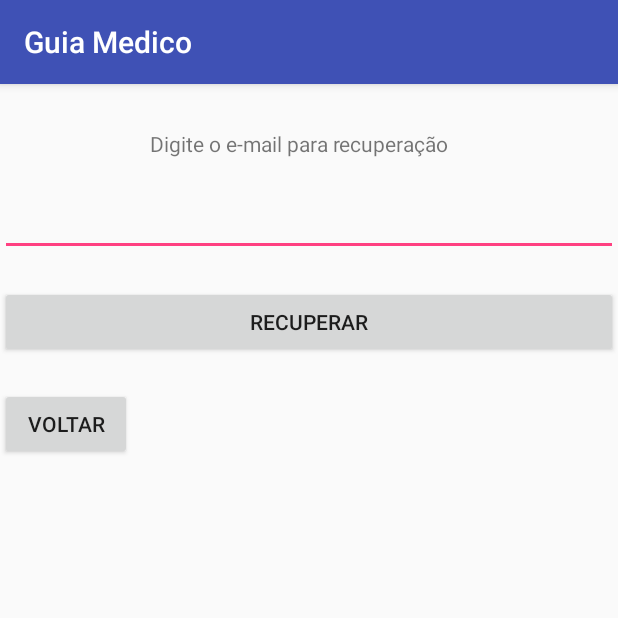
After one commit to pauloweneson/sisSaude, an Android app: the resetSenhaActivity screen opened directly, with no data from a screen before it, on a phone screen of 412 x 824 dp, the top half of it. The commit adds this screen. Run offline under Robolectric (Android 15) with nearby library versions, the phone set to English and light mode, and no system bars; our stand-ins replace Firebase (no records; nobody signed in at launch, a user with empty details on screens opened directly).

Commit message:
Funcionando esqueci a senha!!!

```diff
--- a/app/src/main/AndroidManifest.xml
+++ b/app/src/main/AndroidManifest.xml
@@ -3,6 +3,7 @@
     package="com.wps.guiamedico">
 
     <application
+        android:debuggable="true"
         android:allowBackup="true"
         android:icon="@mipmap/ic_launcher"
         android:label="@string/app_name"
@@ -17,7 +18,8 @@
             </intent-filter>
         </activity>
         <activity android:name=".cadastroActivity" />
-        <activity android:name=".indexActivity"></activity>
+        <activity android:name=".indexActivity"/>
+        <activity android:name=".resetSenhaActivity"/>
     </application>
 
 </manifest>
--- a/app/src/main/java/com/wps/guiamedico/indexActivity.java
+++ b/app/src/main/java/com/wps/guiamedico/indexActivity.java
@@ -21,7 +21,7 @@ public class indexActivity extends AppCompatActivity {
         list.add("Dermatologia");
         list.add("Psiquiatria");
 
-        funcoes.addItemSpinner(this, (Spinner) findViewById(R.id.spinner),list);
+        //funcoes.addItemSpinner(this, (Spinner) findViewById(R.id.spinner),list);
         /*Fim adicionar item no Spinner*/
     }
 }
--- a/app/src/main/res/layout/activity_cadastro.xml
+++ b/app/src/main/res/layout/activity_cadastro.xml
@@ -1,6 +1,5 @@
 <?xml version="1.0" encoding="utf-8"?>
 <LinearLayout xmlns:android="http://schemas.android.com/apk/res/android"
-    xmlns:app="http://schemas.android.com/apk/res-auto"
     xmlns:tools="http://schemas.android.com/tools"
     android:layout_width="match_parent"
     android:layout_height="match_parent"
--- /dev/null
+++ b/app/src/main/res/layout/activity_reset_senha.xml
@@ -0,0 +1,41 @@
+<?xml version="1.0" encoding="utf-8"?>
+<LinearLayout xmlns:android="http://schemas.android.com/apk/res/android"
+    xmlns:tools="http://schemas.android.com/tools"
+    android:orientation="vertical"
+    android:layout_width="match_parent"
+    tools:context="com.wps.guiamedico.resetSenhaActivity"
+    android:weightSum="1"
+    android:layout_height="match_parent">
+
+    <TextView
+        android:id="@+id/textView"
+        android:layout_width="match_parent"
+        android:layout_height="wrap_content"
+        android:layout_marginTop="30dp"
+        android:text="                              Digite o e-mail para recuperação" />
+
+
+    <EditText
+        android:id="@+id/emailRecuperar"
+        android:layout_width="match_parent"
+        android:layout_height="wrap_content"
+        android:layout_marginTop="20dp"
+        android:ems="10"
+        android:inputType="textEmailAddress" />
+
+    <Button
+        android:id="@+id/btnRecuperar"
+        android:layout_width="match_parent"
+        android:layout_height="wrap_content"
+        android:layout_marginTop="20dp"
+        android:onClick="btnRecuperarOnClick"
+        android:text="Recuperar" />
+
+    <Button
+        android:id="@+id/btnVoltar"
+        android:layout_width="wrap_content"
+        android:layout_height="wrap_content"
+        android:layout_marginTop="20dp"
+        android:onClick="btnVoltarOnClick"
+        android:text="Voltar" />
+</LinearLayout>
--- a/app/src/main/res/values/strings.xml
+++ b/app/src/main/res/values/strings.xml
@@ -1,3 +1,5 @@
 <resources>
     <string name="app_name">Guia Medico</string>
+    <string name="digite_o_e_mail_para_recupera_o">Digite o e-mail para recuperação</string>
+    <string name="enviar">Enviar</string>
 </resources>
```
Also changed, not shown: app/src/main/java/com/wps/guiamedico/MainActivity.java (+10 -24 lines), app/src/main/java/com/wps/guiamedico/cadastroActivity.java (+7 -19 lines), app/src/main/java/com/wps/guiamedico/esqueciActivity.java (deleted, +0 -56 lines), app/src/main/java/com/wps/guiamedico/resetSenhaActivity.java (added, +50 -0 lines), app/src/main/res/layout/activity_esqueci_senha.xml (deleted, +0 -40 lines), app/src/main/res/layout/activity_main.xml (+22 -18 lines).
